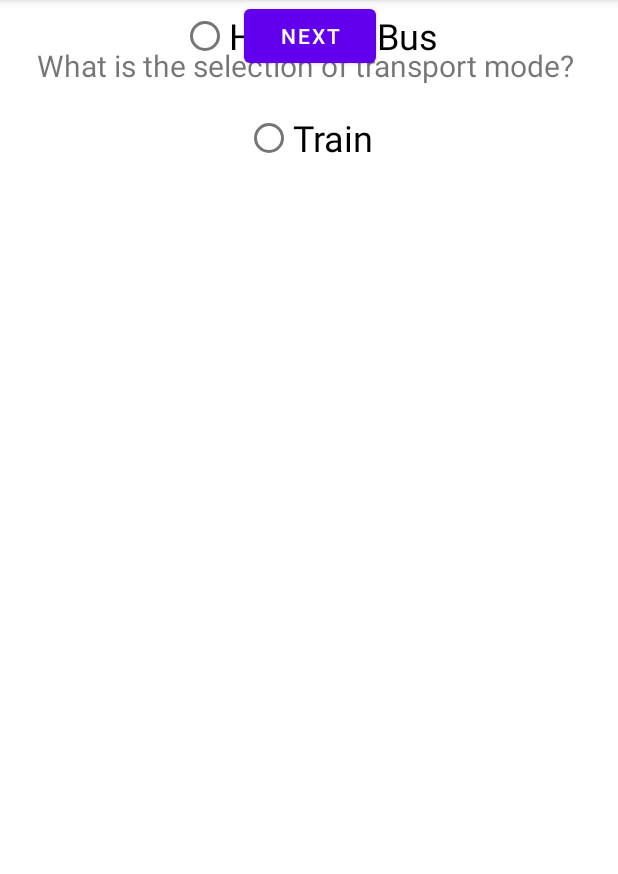
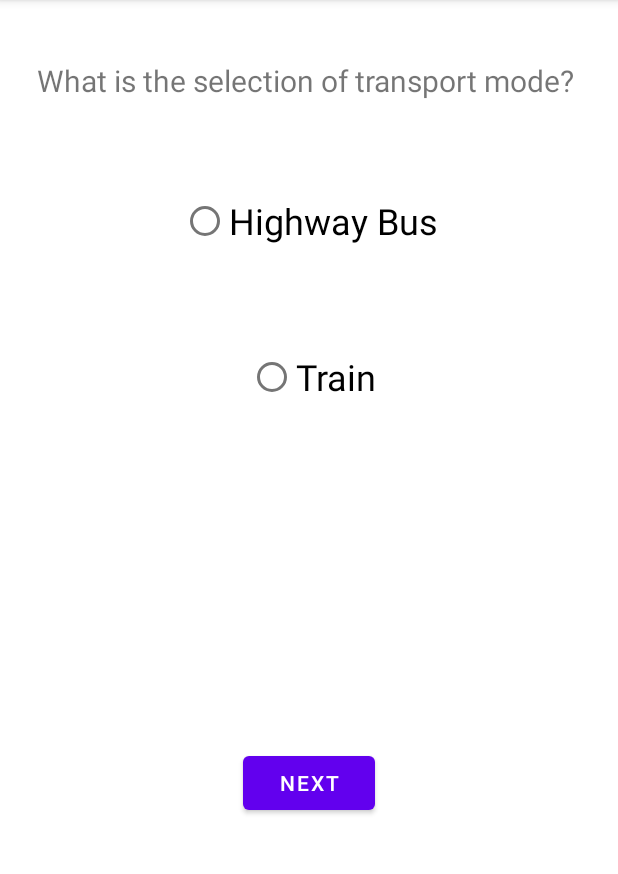
Before and after one commit to SaSinDu10/eZ-Booking, an Android app: the screen it shows after launch (TransMode), on a phone screen of 412 x 824 dp, the part 84-958 px from its top. Run offline under Robolectric (Android 15) with nearby library versions, the phone set to English and light mode, and no system bars.

Commit message:
third commit

```diff
--- a/app/src/main/java/com/example/ez_booking/destination.java
+++ b/app/src/main/java/com/example/ez_booking/destination.java
@@ -38,7 +38,7 @@ public class destination extends AppCompatActivity implements AdapterView.OnItem
             public void onClick(View view) {
                 String source = spinnerSource.getSelectedItem().toString();
                 String destination = spinnerDestination.getSelectedItem().toString();
-                //Toast.makeText(activity_destination.this, source + ", "+ destination,Toast.LENGTH_SHORT).show();
+                Toast.makeText(activity_destination.this, source + ", "+ destination,Toast.LENGTH_SHORT).show();
 
             }
         });
--- a/app/src/main/res/layout/activity_trans_mode.xml
+++ b/app/src/main/res/layout/activity_trans_mode.xml
@@ -11,7 +11,7 @@
         android:id="@+id/textView3"
         android:layout_width="wrap_content"
         android:layout_height="wrap_content"
-        android:layout_marginTop="30dp"
+        android:layout_marginTop="40dp"
         android:text="What is the selection of transport mode? "
         android:textSize="20dp"
         app:layout_constraintEnd_toEndOf="parent"
@@ -19,33 +19,36 @@
         app:layout_constraintTop_toTopOf="parent" />
 
     <RadioGroup
+        android:id="@+id/radioGroup"
         android:layout_width="wrap_content"
         android:layout_height="wrap_content"
         android:layout_marginTop="50dp"
         app:layout_constraintEnd_toEndOf="parent"
         app:layout_constraintStart_toStartOf="parent"
-        app:layout_constraintTop_toBottomOf="@+id/textView3"/>
+        app:layout_constraintTop_toBottomOf="@+id/textView3" />
 
     <RadioButton
         android:id="@+id/rd_bus"
         android:layout_width="wrap_content"
         android:layout_height="wrap_content"
+        android:layout_marginTop="56dp"
         android:text="Highway Bus"
         android:textSize="24dp"
-        app:layout_constraintEnd_toEndOf="@+id/textView3"
-        app:layout_constraintStart_toStartOf="@+id/textView3"
-        tools:layout_editor_absoluteY="113dp"
+        app:layout_constraintEnd_toEndOf="parent"
+        app:layout_constraintStart_toStartOf="parent"
+        app:layout_constraintTop_toBottomOf="@+id/textView3"
         tools:ignore="MissingConstraints" />
 
     <RadioButton
         android:id="@+id/rd_train"
         android:layout_width="wrap_content"
         android:layout_height="wrap_content"
-        android:layout_marginTop="20dp"
+        android:layout_marginTop="56dp"
+
         android:text="Train"
-
         android:textSize="24dp"
         app:layout_constraintEnd_toEndOf="parent"
+        app:layout_constraintHorizontal_bias="0.506"
         app:layout_constraintStart_toStartOf="parent"
         app:layout_constraintTop_toBottomOf="@+id/rd_bus"
         tools:ignore="MissingConstraints" />
@@ -55,9 +58,10 @@
         android:layout_width="wrap_content"
         android:layout_height="wrap_content"
         android:text="Next"
-        app:layout_constraintEnd_toEndOf="@+id/rd_bus"
-        app:layout_constraintStart_toStartOf="@+id/rd_bus"
-        tools:layout_editor_absoluteY="369dp"
+        app:layout_constraintBottom_toBottomOf="parent"
+        app:layout_constraintEnd_toEndOf="parent"
+        app:layout_constraintStart_toStartOf="parent"
+        app:layout_constraintTop_toBottomOf="@+id/rd_train"
         tools:ignore="MissingConstraints" />
 
     />
```
